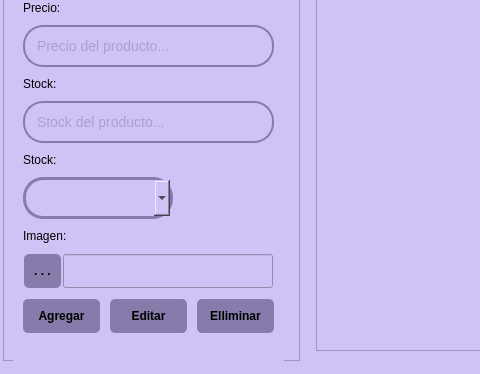
This is app/view/ui/productoView.ui in ErickSanat/POS-PythonQt as Qt 5 draws it before an edit; both pictures show x 0 to 480 and y 317 to 691 of the 1200 by 691 pixel window. The edited form follows.
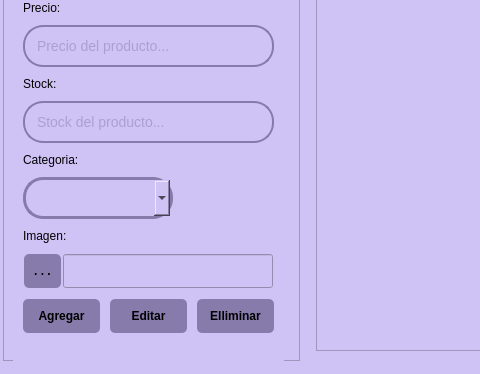
This is the edited form. Icons and pictures are not drawn.

Commit message: update: stock ya dice categoria y la tabla se ve diferented

Diff of the .ui file:
```diff
--- a/app/view/ui/productoView.ui
+++ b/app/view/ui/productoView.ui
@@ -279,7 +279,7 @@
             <string notr="true">color: rgb(0, 0, 0);</string>
            </property>
            <property name="text">
-            <string>Stock:</string>
+            <string>Categoria:</string>
            </property>
           </widget>
          </item>
```
Left out of the diff: 9 changed lines with no effect on the pictures. The commit also changes 1 other file.
